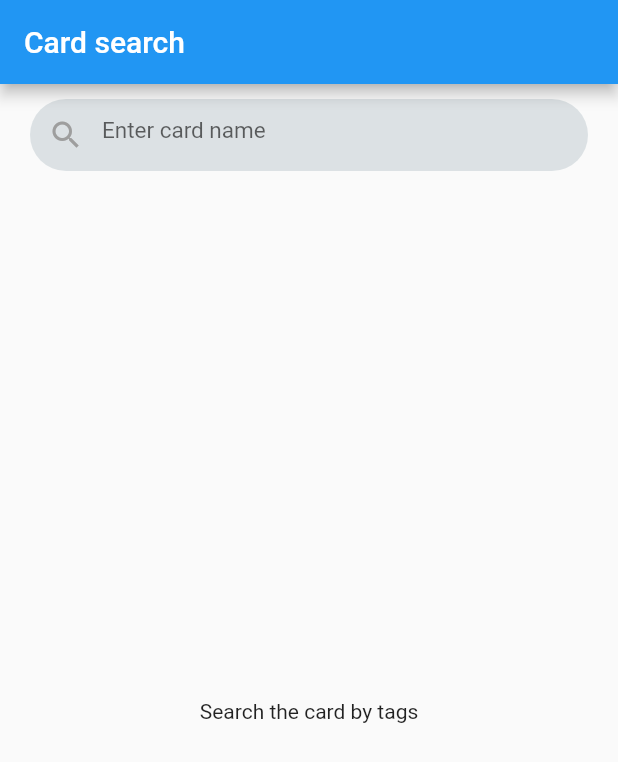
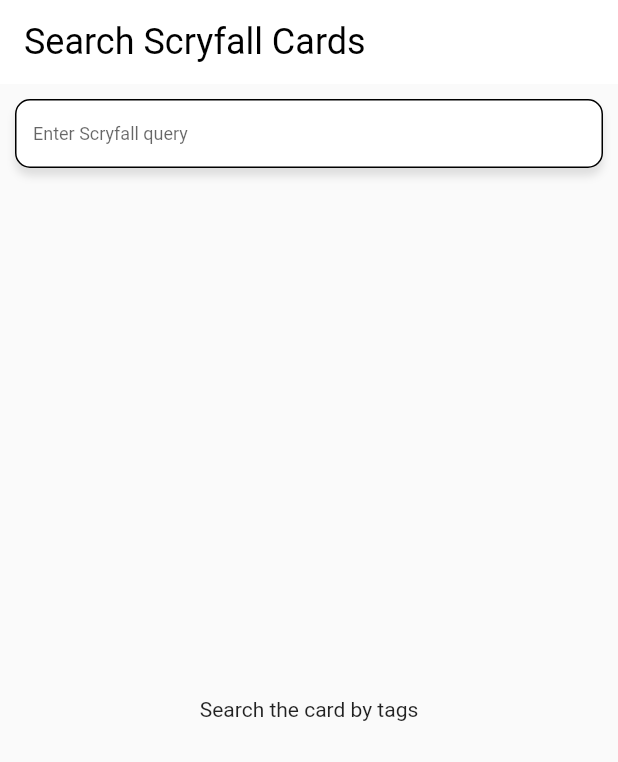
Before and after one commit to FelixBronnhuber/placeholder-name, a Flutter app: the screen it shows after launch, on a phone screen of 412 x 824 dp. Shown: the top 762 px of the screen. Run offline on Flutter 3.47's test engine with Material 2 defaults, Android fonts, the phone set to English and light mode, and no system bars.

Commit message:
Refactored the code and updated the styling of the search_screen.dart to match the figma mockup.

```diff
--- a/lib/main.dart
+++ b/lib/main.dart
@@ -1,4 +1,3 @@
-import 'package:flutter/cupertino.dart';
 import 'package:flutter/material.dart';
 import 'package:flutter/services.dart';
 import 'package:placeholder_name/view_model/card_view_model.dart';
@@ -10,13 +9,14 @@
 
   SystemChrome.setPreferredOrientations(
       [DeviceOrientation.portraitUp, DeviceOrientation.portraitDown]).then((_) {
-    runApp(MyApp());
+    runApp(const MyApp());
   });
 }
 
 class MyApp extends StatelessWidget {
+  const MyApp({super.key});
+
   // This widget is the root of your application.
-
   @override
   Widget build(BuildContext context) {
     return MultiProvider(
@@ -24,16 +24,14 @@
         ChangeNotifierProvider.value(value: CardViewModel()),
       ],
       child: MaterialApp(
-        debugShowCheckedModeBanner: false,
+        debugShowCheckedModeBanner: true,
         title: 'Deck Builder',
         theme: ThemeData(
-          appBarTheme: AppBarTheme(),
-          primarySwatch: Colors.blue,
-          accentColor: Colors.blueGrey,
+          appBarTheme: const AppBarTheme(),
         ),
         initialRoute: '/',
         routes: {
-          '/': (context) => SearchScreen(),
+          '/': (context) => const SearchScreen(),
         },
       ),
     );
--- a/lib/model/api/api_response.dart
+++ b/lib/model/api/api_response.dart
@@ -1,16 +1,15 @@
-class ApiResponse<T>
-{
+class ApiResponse<T> {
   Status status;
   T? data;
   String? message;
 
-  ApiResponse.initial(this.message) : status = Status.INITIAL;
+  ApiResponse.initial(this.message) : status = Status.initial;
 
-  ApiResponse.loading(this.message) : status = Status.LOADING;
+  ApiResponse.loading(this.message) : status = Status.loading;
 
-  ApiResponse.completed(this.data) : status = Status.COMPLETED;
+  ApiResponse.completed(this.data) : status = Status.completed;
 
-  ApiResponse.error(this.message) : status = Status.ERROR;
+  ApiResponse.error(this.message) : status = Status.error;
 
   @override
   String toString() {
@@ -18,4 +17,4 @@
   }
 }
 
-enum Status { INITIAL, LOADING, COMPLETED, ERROR }
+enum Status { initial, loading, completed, error }
--- a/lib/model/card.dart
+++ b/lib/model/card.dart
@@ -1,3 +1,6 @@
+import 'card_face.dart';
+import 'image_uris.dart';
+
 class Card {
   final String id;
   final String uri;
@@ -42,67 +45,3 @@
         cardFaces: cardFaces);
   }
 }
-
-class CardFace {
-  final String layout;
-  final ImageURIS? imageURIS;
-
-  const CardFace({required this.layout, required this.imageURIS});
-
-  factory CardFace.fromJson(Map<String, dynamic> json) {
-    ImageURIS? imageURIS;
-    if (json['image_uris'] != null) {
-      imageURIS = ImageURIS.fromJson(json['image_uris']);
-    }
-
-    return CardFace(
-        layout: json['layout'].toString(),
-        imageURIS: imageURIS);
-  }
-}
-
-class CardSearch {
-  final List<Card> cards;
-
-  const CardSearch({required this.cards});
-
-  factory CardSearch.fromJson(Map<String, dynamic> json) {
-    List<Card> cards = [];
-    if (json['data'] != null) {
-      for (var element in json['data']) {
-        //try {
-          cards.add(Card.fromJson(element));
-        //} catch(e) {};
-      }
-    }
-
-    return CardSearch(cards: cards);
-  }
-}
-
-class ImageURIS {
-  final String png;
-  final String borderCrop;
-  final String artCrop;
-  final String large;
-  final String normal;
-  final String small;
-
-  const ImageURIS(
-      {required this.png,
-      required this.borderCrop,
-      required this.artCrop,
-      required this.large,
-      required this.normal,
-      required this.small});
-
-  factory ImageURIS.fromJson(Map<String, dynamic> json) {
-    return ImageURIS(
-        png: json['png'],
-        borderCrop: json['border_crop'],
-        artCrop: json['art_crop'],
-        large: json['large'],
-        normal: json['normal'],
-        small: json['small']);
-  }
-}
--- /dev/null
+++ b/lib/model/card_face.dart
@@ -0,0 +1,17 @@
+import 'image_uris.dart';
+
+class CardFace {
+  final String layout;
+  final ImageURIS? imageURIS;
+
+  const CardFace({required this.layout, required this.imageURIS});
+
+  factory CardFace.fromJson(Map<String, dynamic> json) {
+    ImageURIS? imageURIS;
+    if (json['image_uris'] != null) {
+      imageURIS = ImageURIS.fromJson(json['image_uris']);
+    }
+
+    return CardFace(layout: json['layout'].toString(), imageURIS: imageURIS);
+  }
+}
--- a/lib/model/card_repository.dart
+++ b/lib/model/card_repository.dart
@@ -1,15 +1,14 @@
 import 'package:placeholder_name/model/card.dart';
 import 'package:placeholder_name/model/services/scryfall_service.dart';
 
-class CardRepository
-{
-  ScryfallService _scryfallService = ScryfallService();
+class CardRepository {
+  final ScryfallService _scryfallService = ScryfallService();
 
   Future<List<Card>> fetchCardList(String value) async {
-    dynamic response  = await _scryfallService.getResponse(value);
+    dynamic response = await _scryfallService.getResponse(value);
     final jsonData = response['data'] as List;
     List<Card> cardList =
-    jsonData.map((tagJson) => Card.fromJson(tagJson)).toList();
+        jsonData.map((tagJson) => Card.fromJson(tagJson)).toList();
     return cardList;
   }
 }
--- /dev/null
+++ b/lib/model/card_search.dart
@@ -0,0 +1,18 @@
+import 'card.dart';
+
+class CardSearch {
+  final List<Card> cards;
+
+  const CardSearch({required this.cards});
+
+  factory CardSearch.fromJson(Map<String, dynamic> json) {
+    List<Card> cards = [];
+    if (json['data'] != null) {
+      for (var element in json['data']) {
+        cards.add(Card.fromJson(element));
+      }
+    }
+
+    return CardSearch(cards: cards);
+  }
+}
--- /dev/null
+++ b/lib/model/image_uris.dart
@@ -0,0 +1,26 @@
+class ImageURIS {
+  final String png;
+  final String borderCrop;
+  final String artCrop;
+  final String large;
+  final String normal;
+  final String small;
+
+  const ImageURIS(
+      {required this.png,
+        required this.borderCrop,
+        required this.artCrop,
+        required this.large,
+        required this.normal,
+        required this.small});
+
+  factory ImageURIS.fromJson(Map<String, dynamic> json) {
+    return ImageURIS(
+        png: json['png'],
+        borderCrop: json['border_crop'],
+        artCrop: json['art_crop'],
+        large: json['large'],
+        normal: json['normal'],
+        small: json['small']);
+  }
+}
--- a/lib/model/services/scryfall_service.dart
+++ b/lib/model/services/scryfall_service.dart
@@ -1,6 +1,5 @@
 import 'dart:convert';
 import 'dart:io';
-import 'package:meta/meta.dart';
 
 import 'package:http/http.dart' as http;
 
@@ -9,7 +8,7 @@
   Future getResponse(String url) async {
     dynamic responseJson;
     try {
-      final response = await http.get(Uri.parse('https://api.scryfall.com/cards/search?order=cmc&q=' + url));
+      final response = await http.get(Uri.parse('https://api.scryfall.com/cards/search?order=cmc&q=$url'));
       responseJson = returnResponse(response);
     } on SocketException {
       throw Exception('No Internet Connection');
@@ -17,7 +16,6 @@
     return responseJson;
   }
 
-  @visibleForTesting
   dynamic returnResponse(http.Response response) {
     switch (response.statusCode) {
       case 200:
--- a/lib/view/screens/search_screen.dart
+++ b/lib/view/screens/search_screen.dart
@@ -7,50 +7,117 @@
 import 'package:provider/provider.dart';
 
 class SearchScreen extends StatefulWidget {
+  const SearchScreen({super.key});
+
   @override
-  _SearchScreenState createState() => _SearchScreenState();
+  SearchScreenState createState() => SearchScreenState();
 }
 
-class _SearchScreenState extends State<SearchScreen> {
-
-
+class SearchScreenState extends State<SearchScreen> {
   Widget getCardWidget(BuildContext context, ApiResponse apiResponse) {
     List<api.Card>? cardList = apiResponse.data as List<api.Card>?;
+
     switch (apiResponse.status) {
-      case Status.LOADING:
-        return Center(child: CircularProgressIndicator());
-      case Status.COMPLETED:
+      case Status.loading:
+        return const Center(child: CircularProgressIndicator());
+      case Status.completed:
         return Column(
           mainAxisSize: MainAxisSize.min,
           children: [
             Expanded(
-              flex: 8,
               child: CardListWidget(cardList!, (Card card) {
                 Provider.of<CardViewModel>(context, listen: false);
               }),
             ),
           ],
         );
-      case Status.ERROR:
-        return Center(
+      case Status.error:
+        return const Center(
           child: Text('Please try again latter!!!'),
         );
-      case Status.INITIAL:
+      case Status.initial:
       default:
-        return Center(
+        return const Center(
           child: Text('Search the card by tags'),
         );
     }
   }
 
+  AppBar _buildAppBar() {
+    return AppBar(
+      title: const Text('Search Scryfall Cards'),
+      backgroundColor: const Color(0xFFFFFFFF),
+      elevation: 0.0,
+      centerTitle: false,
+      titleTextStyle: const TextStyle(
+        color: Colors.black,
+        fontSize: 24.0,
+      ),
+    );
+  }
+
+  InputDecoration _buildInputDecoration() {
+    return const InputDecoration(
+      border: OutlineInputBorder(
+        borderRadius: BorderRadius.all(Radius.circular(10.0)),
+        borderSide: BorderSide(color: Colors.black, width: 1.0),
+      ),
+      focusedBorder: OutlineInputBorder(
+        borderRadius: BorderRadius.all(Radius.circular(10.0)),
+        borderSide: BorderSide(color: Colors.black, width: 1.0),
+      ),
+      enabledBorder: OutlineInputBorder(
+        borderRadius: BorderRadius.all(Radius.circular(10.0)),
+        borderSide: BorderSide(color: Colors.black, width: 1.0),
+      ),
+      hintText: 'Enter Scryfall query',
+      isDense: true,
+    );
+  }
+
+  Container _buildTextField(TextEditingController inputController) {
+    return Container(
+      margin: const EdgeInsets.symmetric(horizontal: 10.0),
+      decoration: BoxDecoration(
+        color: Colors.white,
+        borderRadius: const BorderRadius.all(Radius.circular(10.0)),
+        boxShadow: [buildBoxShadow()],
+      ),
+      child: TextField(
+        style: const TextStyle(
+          fontSize: 12.0,
+        ),
+        controller: inputController,
+        autocorrect: false,
+        onSubmitted: submitSearch,
+        decoration: _buildInputDecoration(),
+      ),
+    );
+  }
+
+  void submitSearch(String value) {
+    if (value.isNotEmpty) {
+      Provider.of<CardViewModel>(context, listen: false)
+          .fetchCardData(Uri.encodeFull(value));
+    }
+  }
+
+  BoxShadow buildBoxShadow() {
+    return BoxShadow(
+      color: Colors.grey.withOpacity(0.3),
+      spreadRadius: 0,
+      blurRadius: 4,
+      offset: const Offset(0, 5), // changes position of shadow
+    );
+  }
+
   @override
   Widget build(BuildContext context) {
-    final _inputController = TextEditingController();
+    final inputController = TextEditingController();
     ApiResponse apiResponse = Provider.of<CardViewModel>(context).response;
+
     return Scaffold(
-      appBar: AppBar(
-        title: Text('Card search'),
-      ),
+      appBar: _buildAppBar(),
       body: Column(
         children: <Widget>[
           Padding(
@@ -58,36 +125,7 @@
             child: Row(
               children: <Widget>[
                 Expanded(
-                  child: Container(
-                    margin: EdgeInsets.symmetric(horizontal: 20.0),
-                    decoration: BoxDecoration(
-                      color: Theme.of(context).accentColor.withAlpha(50),
-                      borderRadius: BorderRadius.circular(30.0),
-                    ),
-                    child: TextField(
-                        style: TextStyle(
-                          fontSize: 15.0,
-                          color: Colors.grey,
-                        ),
-                        controller: _inputController,
-                        onChanged: (value) {},
-                        onSubmitted: (value) {
-                          if (value.isNotEmpty) {
-                            Provider.of<CardViewModel>(context, listen: false)
-                                .fetchCardData(Uri.encodeFull(value));
-                          }
-                        },
-                        decoration: InputDecoration(
-                          border: InputBorder.none,
-                          enabledBorder: InputBorder.none,
-                          focusedBorder: InputBorder.none,
-                          prefixIcon: Icon(
-                            Icons.search,
-                            color: Colors.grey,
-                          ),
-                          hintText: 'Enter card name',
-                        )),
-                  ),
+                  child: _buildTextField(inputController),
                 ),
               ],
             ),
--- a/lib/view/widgets/card_list_widget.dart
+++ b/lib/view/widgets/card_list_widget.dart
@@ -1,31 +1,28 @@
 import 'package:flutter/material.dart';
 import 'package:placeholder_name/model/card.dart' as api;
-import 'package:placeholder_name/view_model/card_view_model.dart';
-import 'package:provider/provider.dart';
 
 class CardListWidget extends StatefulWidget {
   final List<api.Card> _cardList;
   final Function _function;
 
-  CardListWidget(this._cardList, this._function);
+  const CardListWidget(this._cardList, this._function, {super.key});
 
   @override
-  _CardListWidgetState createState() => _CardListWidgetState();
+  CardListWidgetState createState() => CardListWidgetState();
 }
 
-class _CardListWidgetState extends State<CardListWidget> {
+class CardListWidgetState extends State<CardListWidget> {
   Widget _buildCardItem(api.Card card) {
-    api.Card? _selectedCard = Provider
-        .of<CardViewModel>(context)
-        .card;
+    //api.Card? _selectedCard = Provider.of<CardViewModel>(context).card;
+
     return Padding(
-      padding: const EdgeInsets.symmetric(vertical: 20.0),
-          child:Center(
-            child:Image.network(
-                  card.imageURIS?.png ?? card.cardFaces.first.imageURIS!.png, scale:1.0
-              ),
-          ),
-      );
+      padding: const EdgeInsets.symmetric(vertical: 5.0, horizontal: 60.0),
+      child: Center(
+        child: Image.network(
+            card.imageURIS?.png ?? card.cardFaces.first.imageURIS!.png,
+            scale: 1.0),
+      ),
+    );
   }
 
   @override
@@ -34,19 +31,17 @@
       child: Column(children: <Widget>[
         ListView.separated(
           shrinkWrap: true,
-          physics: NeverScrollableScrollPhysics(),
+          physics: const NeverScrollableScrollPhysics(),
           scrollDirection: Axis.vertical,
           itemCount: widget._cardList.length,
           separatorBuilder: (context, index) {
-            return Divider();
+            return const Divider();
           },
           itemBuilder: (BuildContext context, int index) {
             api.Card data = widget._cardList[index];
             return InkWell(
               onTap: () {
-                if (null != data.name) {
-                  widget._function(data);
-                }
+                widget._function(data);
               },
               child: _buildCardItem(data),
             );
--- a/lib/view_model/card_view_model.dart
+++ b/lib/view_model/card_view_model.dart
@@ -20,14 +20,16 @@
   Future<void> fetchCardData(String value) async
   {
     _apiResponse = ApiResponse.loading('Fetching card data');
+
     notifyListeners();
+
     try {
       List<Card> cardList = await CardRepository().fetchCardList(value);
       _apiResponse = ApiResponse.completed(cardList);
     } catch (e){
       _apiResponse = ApiResponse.error(e.toString());
-      print(e);
     }
+
     notifyListeners();
   }
 
```
Also changed, not shown: 1 other file.
